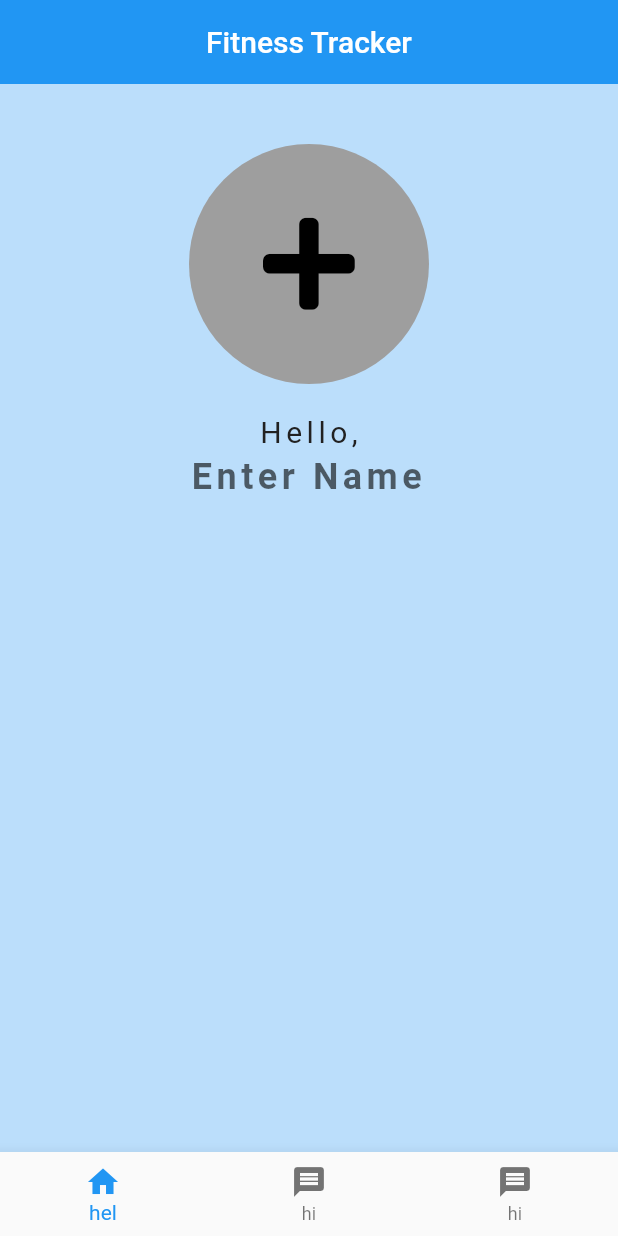
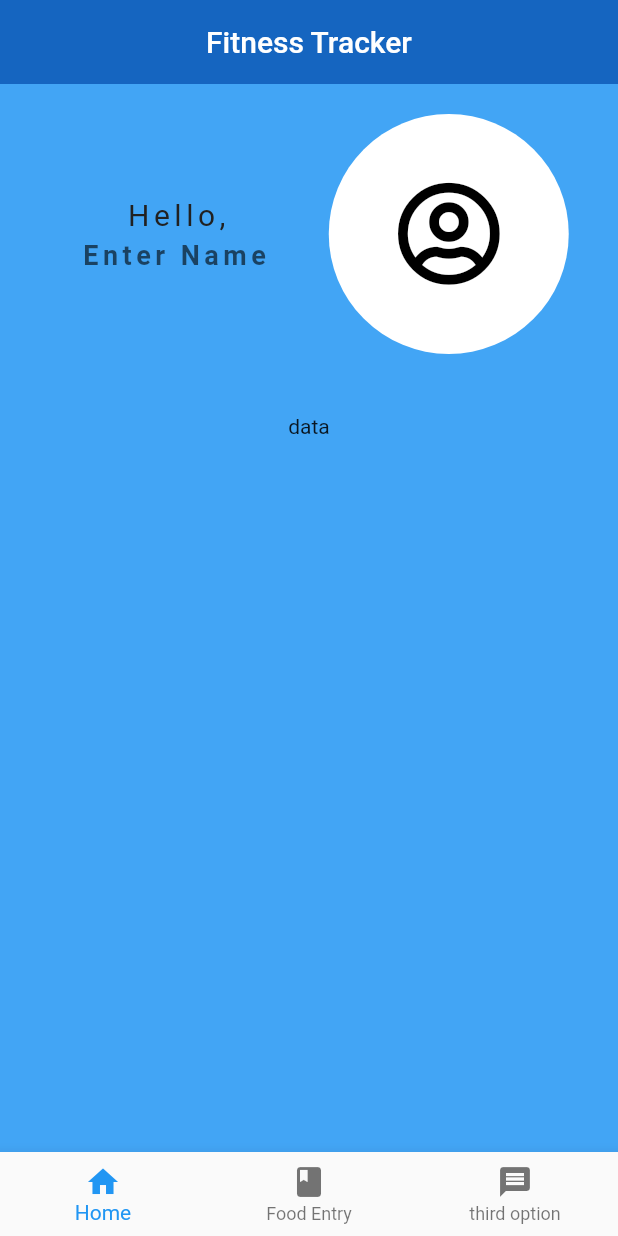
Before and after one commit to edward-raygoza/FitnessTracker-FlutterApp, a Flutter app: the screen it shows after launch, on a phone screen of 412 x 824 dp. Run offline on Flutter 3.47's test engine with Material 2 defaults, Android fonts, the phone set to English and light mode, and no system bars; our stand-ins replace font_awesome_flutter, image_picker, syncfusion_flutter_gauges.

Commit message:
Added Food entry and updated structure of homepage

```diff
--- a/lib/bottomNavBar.dart
+++ b/lib/bottomNavBar.dart
@@ -1,5 +1,6 @@
 import 'package:flutter/material.dart';
 import 'package:healthapp/myHomePage.dart';
+import 'package:healthapp/foodEntry.dart';
 //import 'myHomePage.dart';
 
 class NavigationBar extends StatefulWidget {
@@ -10,12 +11,15 @@ class NavigationBar extends StatefulWidget {
 class _NavigationBarState extends State<NavigationBar> {
   int _selectedIndex = 0;
   List<Widget> _widgetOptions = <Widget>[
-    MyHomePage(),
+    /* The folloding 3 functions  */
+    MyHomePage(), //0
     //Text('home'),
-    Text('Messages'),
-    Text('houses'),
+    FoodEntry(),
+    //Text('Implement'), //1
+    Text('Implement'), //2
   ];
 
+//tap function
   void _onItemTap(int index) {
     setState(() {
       _selectedIndex = index;
@@ -25,26 +29,26 @@ class _NavigationBarState extends State<NavigationBar> {
   @override
   Widget build(BuildContext context) {
     return Scaffold(
-      // appBar: AppBar(
-      //   title: Text('test'),
-      // ),
-      //body: Text('Home'),
       body: Center(
         child: _widgetOptions.elementAt(_selectedIndex),
       ),
       bottomNavigationBar: BottomNavigationBar(
+        //list of options at botton of navigation bar
         items: const <BottomNavigationBarItem>[
+          //Home
           BottomNavigationBarItem(
             icon: Icon(Icons.home),
-            title: Text('hel'),
+            title: Text('Home'),
           ),
+          //Food Entry
+          BottomNavigationBarItem(
+            icon: Icon(Icons.book),
+            title: Text('Food Entry'),
+          ),
+          //third option
           BottomNavigationBarItem(
             icon: Icon(Icons.message),
-            title: Text('hi'),
-          ),
-          BottomNavigationBarItem(
-            icon: Icon(Icons.message),
-            title: Text('hi'),
+            title: Text('third option'),
           ),
         ],
         currentIndex: _selectedIndex,
--- a/lib/myHomePage.dart
+++ b/lib/myHomePage.dart
@@ -5,6 +5,7 @@ import 'package:image_picker/image_picker.dart';
 import 'drawerList.dart';
 import 'bottomNavBar.dart';
 import 'textInput.dart';
+import 'package:syncfusion_flutter_gauges/gauges.dart';
 
 class MyHomePage extends StatefulWidget {
   @override
@@ -12,6 +13,7 @@ class MyHomePage extends StatefulWidget {
 }
 
 class _MyHomePageState extends State<MyHomePage> {
+  //used to select image on first page
   File _image;
   final ImagePicker _picker = ImagePicker();
   Future _getImage() async {
@@ -25,83 +27,55 @@ class _MyHomePageState extends State<MyHomePage> {
   @override
   Widget build(BuildContext context) {
     return Scaffold(
-      backgroundColor: Colors.blue[100],
+      backgroundColor: Colors.blue[400],
       appBar: AppBar(
-        // leading: IconButton(
-        //   icon: Icon(Icons.list),
-        //   onPressed: () {},
-        // ),
         title: Text('Fitness Tracker'),
         centerTitle: true,
-        backgroundColor: Colors.blue[175],
+        backgroundColor: Colors.blue[800],
         elevation: 0,
       ),
-      //bottomNavigationBar: NavigationBar(),
-      //drawer: MyDrawerList(),
-      // drawer: Drawer(
-      //   child: ListView(
-      //     padding: EdgeInsets.zero,
-      //     children: <Widget>[
-      //       UserAccountsDrawerHeader(
-      //         accountName: Text(
-      //           'Fitness Tracker',
-      //           style: TextStyle(fontSize: 26.0),
-      //         ),
-      //         currentAccountPicture: CircleAvatar(
-      //           child: FlutterLogo(size: 70.0),
-      //           backgroundColor: Colors.green[100],
-      //         ),
-      //         accountEmail: null,
-      //       ),
-      //       SizedBox(height: 10.0),
-      //       ListTile(
-      //         title: Text('Nutrition'),
-      //         onTap: () => Navigator.of(context).push(_NewPage(1)), //{
-      //         // setState(() {
-      //         //   mainWidget = Item1();
-      //         // });
-      //         //},
-      //       ),
-      //     ],
-      //   ),
-      // ),
-      body: Padding(
-        padding: EdgeInsets.fromLTRB(20.0, 40.0, 20.0, 20.0),
+      body: Container(
+        padding: EdgeInsets.fromLTRB(30.0, 20.0, 30.0, 20.0),
         child: Column(
-          crossAxisAlignment: CrossAxisAlignment.center,
-          children: <Widget>[
-            // Container(
-            //   child: Stack(
-            //     children: <Widget>[
-            //       Align(
-            //         alignment: Alignment.topRight,
-            //         child: Icon(Icons.edit),
-            //       ),
-            //       Container(
-            //         //customBorder: new CircleBorder(),
-            //         //onTap: () {},
-            //         child: CircleAvatar(
-            //           radius: 80.0,
-            //           backgroundImage:
-            //               NetworkImage('https://via.placeholder.com/150'),
-            //           backgroundColor: Colors.transparent,
-            //         ),
-            //       ),
-            //     ],
-            //   ),
-            // ),
+          children: [
+            Row(
+              mainAxisAlignment: MainAxisAlignment.spaceAround,
+              children: [
+                Column(children: [
                   //Center(
-
+                  Text('Hello,',
+                      style: TextStyle(
+                        color: Colors.grey[900],
+                        letterSpacing: 3.0,
+                        fontSize: 20.0,
+                      )),
+                  //),
+                  SizedBox(height: 5.0),
+                  //Center(
+                  Container(
+                    width: 170.0,
+                    child: TextField(
+                        decoration: new InputDecoration.collapsed(
+                            hintText: 'Enter Name'),
+                        textAlign: TextAlign.center,
+                        style: TextStyle(
+                          color: Colors.grey[900],
+                          letterSpacing: 3.0,
+                          fontSize: 18.0,
+                          fontWeight: FontWeight.bold,
+                        )),
+                  ),
+                  //),
+                ]),
+                SizedBox(width: 5.0),
                 GestureDetector(
-              onTap: _getImage, //{
-              //print('add image');
-              //},
+                  onTap: _getImage,
                   child: CircleAvatar(
-                //color: Colors.black12,
                     radius: 80.0,
                     child: _image == null
                         ? Icon(
-                        FontAwesomeIcons.plus,
+                            FontAwesomeIcons
+                                .userCircle, //usercircle || userplus
                             size: 70.0,
                             color: Colors.black,
                           )
@@ -109,76 +83,34 @@ class _MyHomePageState extends State<MyHomePage> {
                             backgroundImage: new FileImage(_image),
                             radius: 300.0,
                           ),
-                backgroundColor: Colors.grey[500],
+                    backgroundColor: Colors.white,
                   ),
                 ),
-
-            // InkWell(
-            //   customBorder: new CircleBorder(),
-            //   onTap: () {},
-            //   // Align(alignment: Alignment.topRight,
-            //   // child:Icon(Icons.edit),),
-            //   child: CircleAvatar(
-            //     radius: 80.0,
-            //     backgroundImage: ,
-            //     backgroundColor: Colors.transparent,
-            //   ),
-            // ),
+                //SizedBox(height: 20.0),
+              ],
+            ),
+            SizedBox(height: 40.0),
+            Text('data'),
+            //Container(
+            //height: 50.0,
+            // SfRadialGauge(axes: <RadialAxis>[
+            //   RadialAxis(
+            //     minimum: 0,
+            //     maximum: 100,
+            //     showLabels: false,
+            //     showTicks: false,
+            //     axisLineStyle: AxisLineStyle(
+            //       thickness: 0.2,
+            //       cornerStyle: CornerStyle.bothCurve,
+            //       color: Color.fromARGB(30, 0, 169, 181),
+            //       thicknessUnit: GaugeSizeUnit.factor,
+            //     ),
+            //   )
+            // ]),
             //),
-            // Divider(
-            //   height: 20.0,
-            //   color: Colors.blue[600],
-            // ),
-            SizedBox(height: 20.0),
-            Center(
-              child: Text('Hello,',
-                  style: TextStyle(
-                    color: Colors.grey[900],
-                    letterSpacing: 3.0,
-                    fontSize: 20.0,
-                  )),
-            ),
-            SizedBox(height: 5.0),
-            Center(
-              child: TextField(
-                  decoration:
-                      // InputDecoration(
-                      //   prefixIcon: Icon(Icons.),
-                      // ),
-                      new InputDecoration.collapsed(hintText: 'Enter Name'),
-                  textAlign: TextAlign.center,
-                  style: TextStyle(
-                    color: Colors.grey[900],
-                    letterSpacing: 3.0,
-                    fontSize: 24.0,
-                    fontWeight: FontWeight.bold,
-                  )),
-            ),
           ],
         ),
       ),
     );
   }
 }
-
-// class Item1 extends StatelessWidget {
-//   @override
-//   Widget build(BuildContext context) {
-//     return Scaffold(
-//       body: Text('item 1'),
-//     );
-//   }
-// }
-
-// class _NewPage extends MaterialPageRoute<Null> {
-//   _NewPage(int id)
-//       : super(builder: (BuildContext context) {
-//           return Scaffold(
-//               appBar: AppBar(
-//                 title: Text('Page $id'),
-//               ),
-//               body: Center(
-//                 child: Text('Page $id'),
-//               ));
-//         });
-// }
--- a/pubspec.yaml
+++ b/pubspec.yaml
@@ -23,8 +23,11 @@ environment:
 dependencies:
   flutter:
     sdk: flutter
+  percent_indicator: "^2.1.1"
   image_picker: ^0.6.1+11
   font_awesome_flutter: ^8.5.0
+  date_format: ^1.0.9
+  syncfusion_flutter_gauges: ^18.2.44
     #vibrate:
     #camera:
     #path_provider:
```
Also changed, not shown: lib/foodEntry.dart (added, +95 -0 lines), lib/foodList.dart (added, +18 -0 lines), lib/fooddata.dart (added), pubspec.lock. Lines whose indentation alone changed are shown as unchanged.
